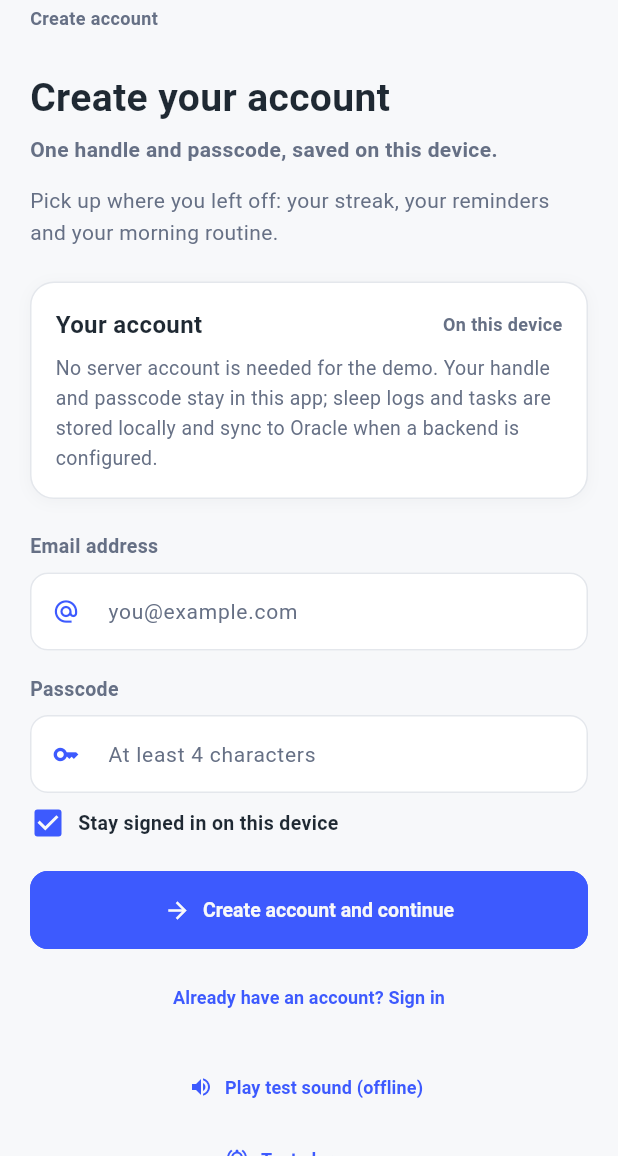
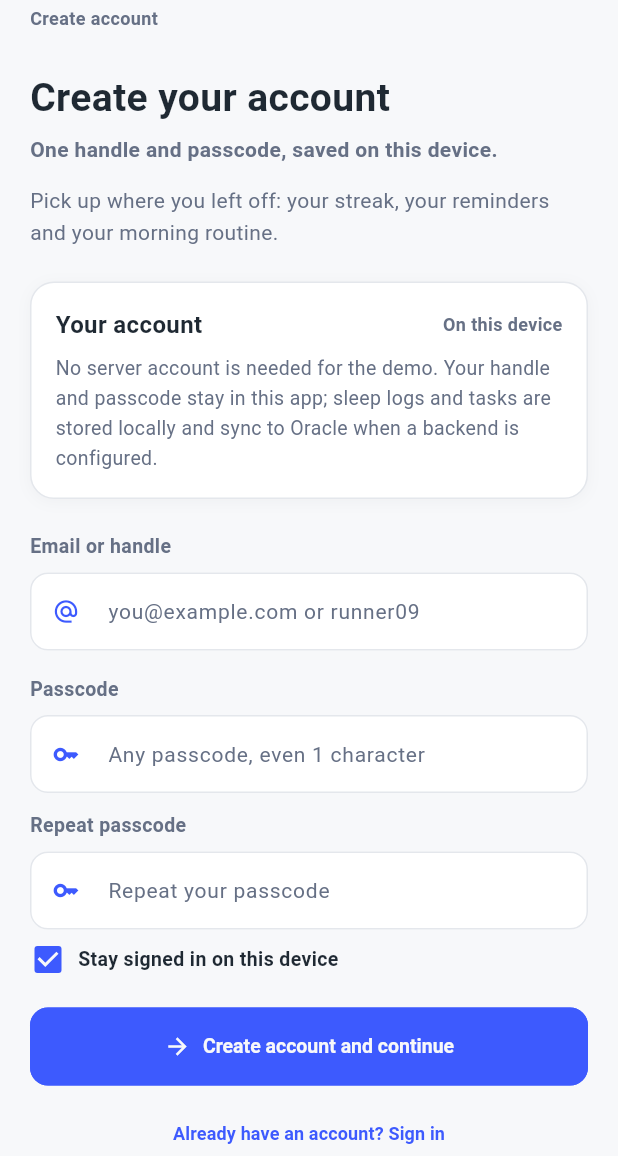
Before and after one commit to sarbneu/hypemotiv, a Flutter app: the screen it shows after launch, on a phone screen of 412 x 824 dp, the part 80-1236 px from its top. Run offline on Flutter 3.47's test engine with Material 3 defaults, Android fonts, the phone set to English and light mode, and no system bars; our stand-ins replace audioplayers, file_picker, flutter_local_notifications, hive_flutter, image_picker, sensors_plus and 2 more; missing offline and left inert: dart:js_interop, google_mlkit_image_labeling, record; accounts and stored records are empty.

Commit message:
fix: real auth validation, one-tap sound picker, configurable Vercel sound source

```diff
--- a/lib/screens/login_screen.dart
+++ b/lib/screens/login_screen.dart
@@ -19,6 +19,8 @@ class LoginScreen extends StatefulWidget {
 class _LoginScreenState extends State<LoginScreen> {
   final TextEditingController _handleController = TextEditingController();
   final TextEditingController _keyController = TextEditingController();
+  final TextEditingController _confirmController = TextEditingController();
+  String _error = '';
   bool _registered = false;
   bool _registerMode = true;
   bool _busy = false;
@@ -48,6 +50,7 @@ class _LoginScreenState extends State<LoginScreen> {
     if (_alarmTesting) AudioService().stop();
     _handleController.dispose();
     _keyController.dispose();
+    _confirmController.dispose();
     super.dispose();
   }
 
@@ -62,19 +65,36 @@ class _LoginScreenState extends State<LoginScreen> {
     );
   }
 
+  String? _validate() {
+    final String user = _handleController.text.trim().toLowerCase();
+    final String pass = _keyController.text.trim();
+    if (user.isEmpty) return 'Enter an email address or a handle';
+    if (user.contains(RegExp(r'\s'))) return 'No spaces are allowed';
+    if (user.length < 3) return 'Use at least 3 characters';
+    if (!RegExp(r'^[a-z0-9._@-]+$').hasMatch(user)) {
+      return 'Use letters, numbers, @, dot, dash or underscore only';
+    }
+    if (pass.isEmpty) return 'Enter a passcode (even one character is fine)';
+    if (pass.length > 64) return 'Passcode is too long';
+    if (_registerMode && pass != _confirmController.text.trim()) {
+      return 'Passcodes do not match';
+    }
+    return null;
+  }
+
   Future<void> _submit() async {
-    final String user = _handleController.text.trim().toLowerCase();
-    final String pass = _keyController.text;
-    if (!user.contains('@') || user.length < 5) {
-      _toast('Enter a valid email address');
+    final String? problem = _validate();
+    if (problem != null) {
+      setState(() => _error = problem);
+      _toast(problem);
       return;
     }
-    if (pass.length < 4) {
-      _toast('Passcode must be at least 4 characters');
-      return;
-    }
-
-    setState(() => _busy = true);
+    setState(() {
+      _error = '';
+      _busy = true;
+    });
+    final String user = _handleController.text.trim().toLowerCase();
+    final String pass = _keyController.text.trim();
     final AuthService auth = AuthService();
     bool ok;
     if (_registerMode) {
@@ -88,7 +108,8 @@ class _LoginScreenState extends State<LoginScreen> {
     setState(() => _busy = false);
 
     if (!ok) {
-      _toast('Incorrect passcode');
+      setState(() => _error = 'Incorrect passcode or handle');
+      _toast(_error);
       return;
     }
     _toast(_registerMode ? 'Account created' : 'Signed in');
@@ -207,7 +228,7 @@ class _LoginScreenState extends State<LoginScreen> {
                   ),
                   const SizedBox(height: 22),
                   const MicroText(
-                    'Email address',
+                    'Email or handle',
                     color: Color(0xFF667085),
                     fontSize: 13,
                   ),
@@ -221,7 +242,7 @@ class _LoginScreenState extends State<LoginScreen> {
                         color: Color(0xFF3D5AFE),
                         size: 18,
                       ),
-                      hintText: 'you@example.com',
+                      hintText: 'you@example.com or runner09',
                     ),
                   ),
                   const SizedBox(height: 16),
@@ -240,9 +261,40 @@ class _LoginScreenState extends State<LoginScreen> {
                         color: Color(0xFF3D5AFE),
                         size: 18,
                       ),
-                      hintText: 'At least 4 characters',
+                      hintText: 'Any passcode, even 1 character',
                     ),
                   ),
+                  if (_registerMode) ...<Widget>[
+                    const SizedBox(height: 12),
+                    const MicroText(
+                      'Repeat passcode',
+                      color: Color(0xFF667085),
+                      fontSize: 13,
+                    ),
+                    const SizedBox(height: 8),
+                    TextField(
+                      controller: _confirmController,
+                      obscureText: true,
+                      decoration: const InputDecoration(
+                        prefixIcon: Icon(
+                          Icons.key,
+                          color: Color(0xFF3D5AFE),
+                          size: 18,
+                        ),
+                        hintText: 'Repeat your passcode',
+                      ),
+                    ),
+                  ],
+                  if (_error.isNotEmpty) ...<Widget>[
+                    const SizedBox(height: 10),
+                    Text(
+                      _error,
+                      style: const TextStyle(
+                        color: Color(0xFFF04438),
+                        fontSize: 12,
+                      ),
+                    ),
+                  ],
                   const SizedBox(height: 8),
                   Row(
                     children: <Widget>[
@@ -294,6 +346,14 @@ class _LoginScreenState extends State<LoginScreen> {
                         ),
                       ),
                     ],
+                  ),
+                  TextButton(
+                    onPressed: () => widget.onEnter?.call(),
+                    child: const MicroText(
+                      'Skip sign in for now',
+                      color: Color(0xFF667085),
+                      fontSize: 12,
+                    ),
                   ),
                   if (_registered)
                     TextButton(
--- a/lib/services/auth_service.dart
+++ b/lib/services/auth_service.dart
@@ -29,7 +29,7 @@ class AuthService {
   Future<void> register(String user, String passcode) async {
     final prefs = await SharedPreferences.getInstance();
     await prefs.setString(userKey, user.trim().toLowerCase());
-    await prefs.setString(passKey, passcode);
+    await prefs.setString(passKey, passcode.trim());
     await prefs.setString(sessionKey, user.trim().toLowerCase());
   }
 
@@ -39,7 +39,7 @@ class AuthService {
     final storedUser = prefs.getString(userKey);
     final storedPass = prefs.getString(passKey);
     if (storedUser == null || storedPass == null) return false;
-    final ok = storedUser == user.trim().toLowerCase() && storedPass == passcode;
+    final ok = storedUser == user.trim().toLowerCase() && storedPass == passcode.trim();
     if (ok) await prefs.setString(sessionKey, storedUser);
     return ok;
   }
```
Also changed, not shown: lib/screens/arena_screen.dart (+27 -19 lines), lib/screens/setup_screen.dart (+27 -7 lines), lib/screens/sound_picker_screen.dart (added, +128 -0 lines), lib/utils/sound_catalog.dart (added, +36 -0 lines), 4 other files.
